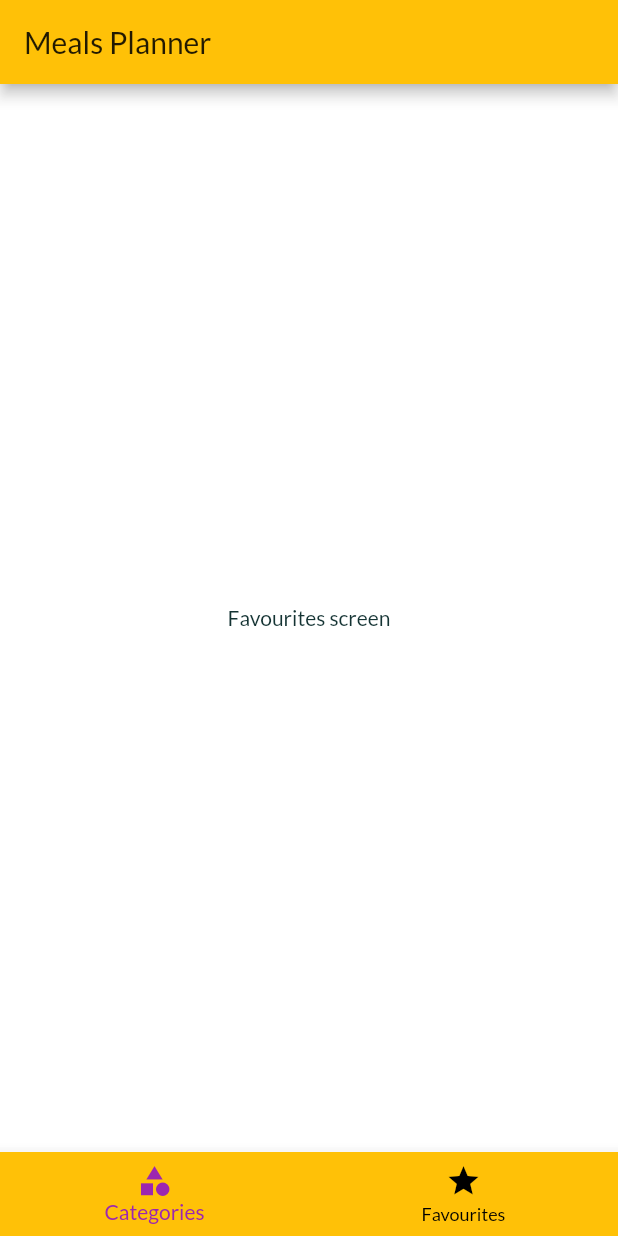
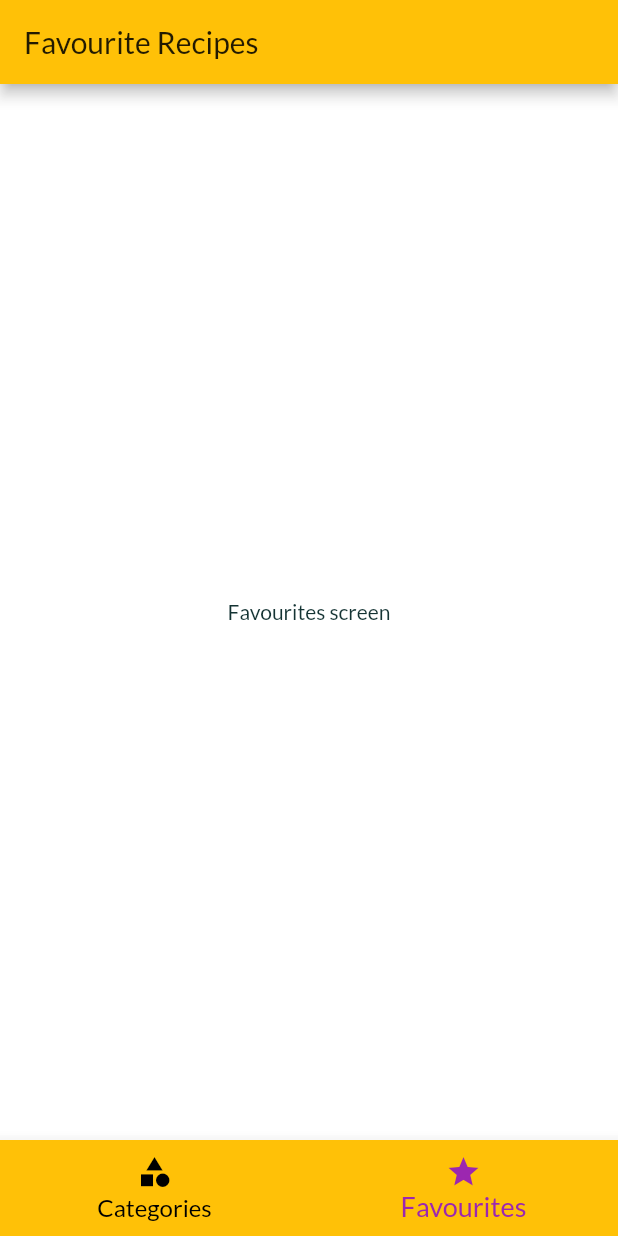
Before and after one commit to Ipaye/recipe-up, a Flutter app: the screen it shows after launch, item 2 of the bottom bar chosen, on a phone screen of 412 x 824 dp. Run offline on Flutter 3.47's test engine with Material 2 defaults, Android fonts, the phone set to English and light mode, and no system bars.

Commit message:
Feat: finished up bottom tabs

```diff
--- a/lib/screens/tabs_screen.dart
+++ b/lib/screens/tabs_screen.dart
@@ -9,7 +9,10 @@ class TabsScreen extends StatefulWidget {
 }
 
 class _TabsScreenState extends State<TabsScreen> {
-  final List<Widget> _pages = [CategoriesScreen(), FavouriteScreen()];
+  final List<Map<String, Object>> _pages = [
+    {'page': CategoriesScreen(), 'title': 'Recipe Categories'},
+    {'page': FavouriteScreen(), 'title': 'Favourite Recipes'}
+  ];
 
   int _selectedPageIndex = 0;
 
@@ -48,14 +51,17 @@ class _TabsScreenState extends State<TabsScreen> {
 
     return Scaffold(
       appBar: AppBar(
-        title: Text('Meals Planner'),
+        title: Text(_pages[_selectedPageIndex]['title']),
       ),
-      body: _pages[_selectedPageIndex],
+      body: _pages[_selectedPageIndex]['page'],
       bottomNavigationBar: BottomNavigationBar(
         onTap: (index) => _selectPage(index),
         backgroundColor: Theme.of(context).primaryColor,
         selectedItemColor: Theme.of(context).accentColor,
         unselectedItemColor: Colors.black,
+        currentIndex: _selectedPageIndex,
+        selectedFontSize: 18,
+        unselectedFontSize: 16,
         items: [
           BottomNavigationBarItem(
               icon: Icon(Icons.category), title: Text('Categories')),
```
